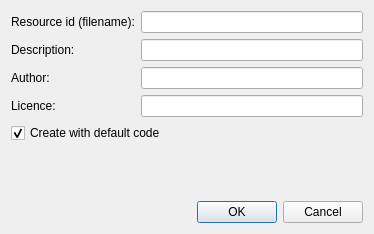
This is src/widgets/new_resource_element_dialog.ui in Kangie/solarus as Qt 5 draws it before an edit. The edited form follows.
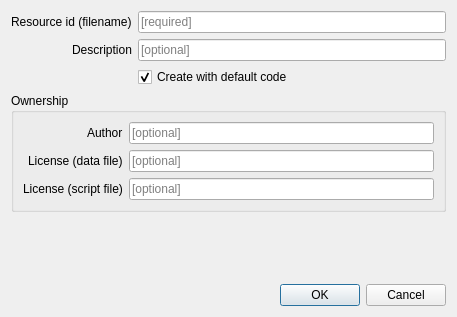
This is the edited form.

Commit message: Show two license fields when creating a new map.

What changed in the file:
```diff
--- a/src/widgets/new_resource_element_dialog.ui
+++ b/src/widgets/new_resource_element_dialog.ui
@@ -6,83 +6,124 @@
    <rect>
     <x>0</x>
     <y>0</y>
-    <width>374</width>
-    <height>234</height>
+    <width>457</width>
+    <height>317</height>
    </rect>
   </property>
+  <property name="minimumSize">
+   <size>
+    <width>400</width>
+    <height>0</height>
+   </size>
+  </property>
   <property name="windowTitle">
    <string>Create resource</string>
   </property>
   <layout class="QGridLayout" name="gridLayout_2">
-   <item row="3" column="0">
-    <widget class="QDialogButtonBox" name="button_box">
-     <property name="orientation">
-      <enum>Qt::Horizontal</enum>
-     </property>
-     <property name="standardButtons">
-      <set>QDialogButtonBox::Cancel|QDialogButtonBox::Ok</set>
-     </property>
-    </widget>
-   </item>
    <item row="0" column="0">
-    <layout class="QGridLayout" name="grid_layout">
-     <item row="1" column="0">
-      <widget class="QLabel" name="description_label">
-       <property name="text">
-        <string>Description:</string>
-       </property>
-      </widget>
-     </item>
-     <item row="0" column="1">
-      <widget class="QLineEdit" name="id_line_edit"/>
-     </item>
+    <layout class="QFormLayout" name="form_layout">
+     <property name="labelAlignment">
+      <set>Qt::AlignRight|Qt::AlignTrailing|Qt::AlignVCenter</set>
+     </property>
      <item row="0" column="0">
       <widget class="QLabel" name="id_label">
        <property name="text">
-        <string>Resource id (filename):</string>
+        <string>Resource id (filename)</string>
        </property>
        <property name="wordWrap">
         <bool>false</bool>
        </property>
       </widget>
      </item>
-     <item row="2" column="1">
-      <widget class="QLineEdit" name="author_line_edit"/>
-     </item>
-     <item row="3" column="1">
-      <widget class="QLineEdit" name="licence_line_edit"/>
-     </item>
-     <item row="3" column="0">
-      <widget class="QLabel" name="licence_label">
-       <property name="text">
-        <string>Licence:</string>
+     <item row="0" column="1">
+      <widget class="QLineEdit" name="id_line_edit">
+       <property name="placeholderText">
+        <string>[required]</string>
        </property>
       </widget>
      </item>
-     <item row="2" column="0">
-      <widget class="QLabel" name="author_label">
+     <item row="1" column="0">
+      <widget class="QLabel" name="description_label">
        <property name="text">
-        <string>Author:</string>
+        <string>Description</string>
        </property>
       </widget>
      </item>
      <item row="1" column="1">
-      <widget class="QLineEdit" name="description_line_edit"/>
+      <widget class="QLineEdit" name="description_line_edit">
+       <property name="placeholderText">
+        <string>[optional]</string>
+       </property>
+      </widget>
+     </item>
+     <item row="2" column="1">
+      <widget class="QCheckBox" name="create_with_default_code_check_box">
+       <property name="text">
+        <string>Create with default code</string>
+       </property>
+       <property name="checked">
+        <bool>true</bool>
+       </property>
+      </widget>
      </item>
     </layout>
    </item>
-   <item row="1" column="0">
-    <widget class="QCheckBox" name="create_with_default_code_check_box">
-     <property name="text">
-      <string>Create with default code</string>
-     </property>
-     <property name="checked">
-      <bool>true</bool>
-     </property>
-    </widget>
-   </item>
    <item row="2" column="0">
-    <spacer name="verticalSpacer">
+    <widget class="QGroupBox" name="ownwership_group_box">
+     <property name="title">
+      <string>Ownership</string>
+     </property>
+     <layout class="QFormLayout" name="form_layout_2">
+      <property name="labelAlignment">
+       <set>Qt::AlignRight|Qt::AlignTrailing|Qt::AlignVCenter</set>
+      </property>
+      <item row="0" column="0">
+       <widget class="QLabel" name="author_label">
+        <property name="text">
+         <string>Author</string>
+        </property>
+       </widget>
+      </item>
+      <item row="0" column="1">
+       <widget class="QLineEdit" name="author_line_edit">
+        <property name="placeholderText">
+         <string>[optional]</string>
+        </property>
+       </widget>
+      </item>
+      <item row="1" column="0">
+       <widget class="QLabel" name="data_file_licence_label">
+        <property name="text">
+         <string>License (data file)</string>
+        </property>
+       </widget>
+      </item>
+      <item row="1" column="1">
+       <widget class="QLineEdit" name="data_file_license_line_edit">
+        <property name="placeholderText">
+         <string>[optional]</string>
+        </property>
+       </widget>
+      </item>
+      <item row="2" column="0">
+       <widget class="QLabel" name="script_license_label">
+        <property name="text">
+         <string>License (script file)</string>
+        </property>
+       </widget>
+      </item>
+      <item row="2" column="1">
+       <widget class="QLineEdit" name="script_license_line_edit">
+        <property name="placeholderText">
+         <string>[optional]</string>
+        </property>
+       </widget>
+      </item>
+     </layout>
+    </widget>
+   </item>
+   <item row="5" column="0">
+    <spacer name="vertical_spacer">
      <property name="orientation">
       <enum>Qt::Vertical</enum>
      </property>
@@ -94,6 +135,16 @@
      </property>
     </spacer>
    </item>
+   <item row="6" column="0">
+    <widget class="QDialogButtonBox" name="button_box">
+     <property name="orientation">
+      <enum>Qt::Horizontal</enum>
+     </property>
+     <property name="standardButtons">
+      <set>QDialogButtonBox::Cancel|QDialogButtonBox::Ok</set>
+     </property>
+    </widget>
+   </item>
   </layout>
  </widget>
  <tabstops>
```
Left out of the diff: 2 changed lines with no effect on the pictures. The commit also changes 6 other files.
